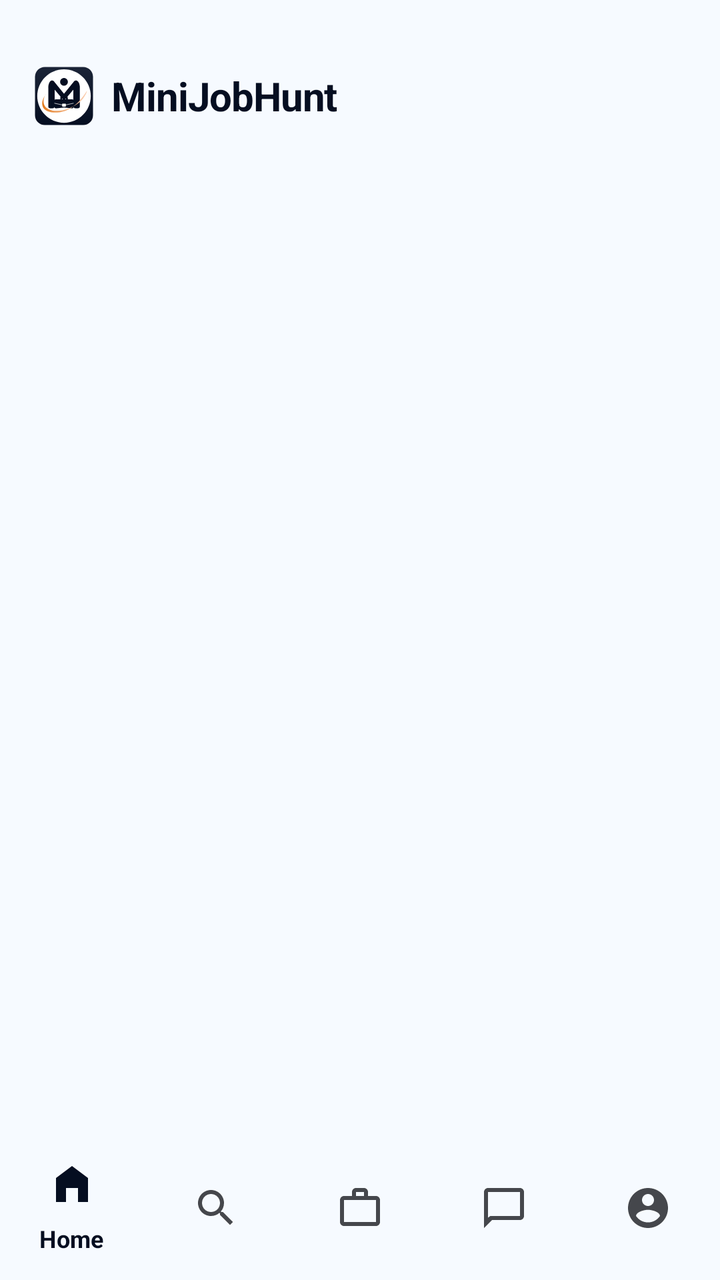
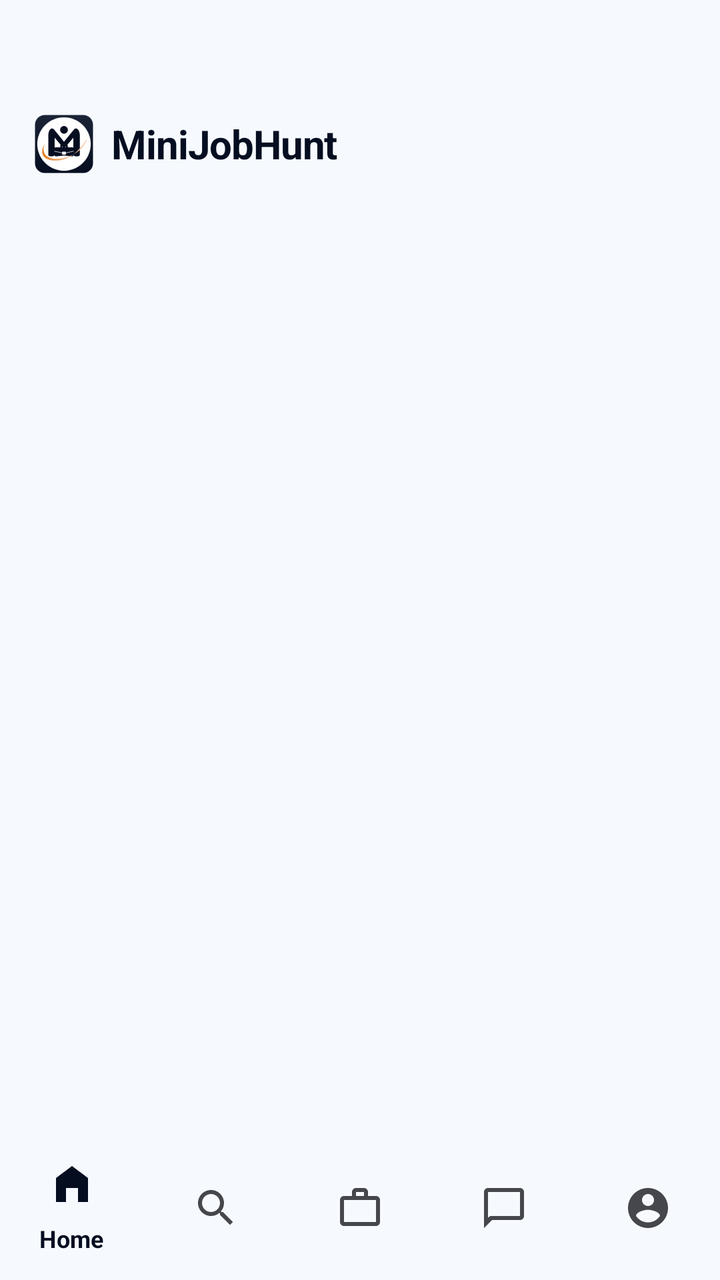

An Android layout rendered at two revisions. The XML below is the earlier revision; the diff shows what the commit changed to produce the second picture.
<!-- AndroidManifest.xml: application theme Theme.MiniJobHunt -->
<!-- res/layout/activity_main2.xml -->
<?xml version="1.0" encoding="utf-8"?>
<LinearLayout
    xmlns:android="http://schemas.android.com/apk/res/android"
    xmlns:app="http://schemas.android.com/apk/res-auto"
    android:layout_width="match_parent"
    android:layout_height="match_parent"
    android:orientation="vertical"
    android:background="@color/background">

    <androidx.appcompat.widget.Toolbar
        android:id="@+id/toolbar"
        android:layout_width="match_parent"
        android:layout_height="wrap_content"
        android:minHeight="?attr/actionBarSize"
        android:paddingTop="32dp"
        android:background="@color/surface"
        android:elevation="4dp"
        app:contentInsetStart="0dp">

        <LinearLayout
            android:layout_width="wrap_content"
            android:layout_height="wrap_content"
            android:gravity="center_vertical"
            android:paddingHorizontal="16dp"
            android:orientation="horizontal">

            <ImageView
                android:layout_width="32dp"
                android:layout_height="32dp"
                android:src="@drawable/ic_mainlogo"
                android:contentDescription="MiniJobHunt Logo" />

            <TextView
                android:layout_width="wrap_content"
                android:layout_height="wrap_content"
                android:layout_marginStart="8dp"
                android:text="MiniJobHunt"
                android:textColor="@color/primary"
                android:textSize="20sp"
                android:textStyle="bold"
                android:letterSpacing="-0.02" />
        </LinearLayout>

    </androidx.appcompat.widget.Toolbar>

    <FrameLayout
        android:id="@+id/fragment_container"
        android:layout_width="match_parent"
        android:layout_height="0dp"
        android:layout_weight="1"/>

    <com.google.android.material.bottomnavigation.BottomNavigationView
        android:id="@+id/bottomNav"
        android:layout_width="match_parent"
        android:layout_height="72dp"
        android:background="@color/surface"
        app:itemIconTint="@color/nav_item_color"
        app:itemTextColor="@color/nav_item_color"
        app:itemRippleColor="@color/primary_light"
        app:menu="@menu/bottom_menu2"/>

</LinearLayout>
<!-- resources referenced by this layout -->
<resources>
  <color name="background">#f6faff</color>
  <color name="primary">#050e21</color>
  <color name="primary_light">#d9e2fc</color>
  <color name="surface">#f6faff</color>
  <!-- drawable ic_mainlogo: vector/xml drawable (drawable, 3696 chars, omitted) -->
  <style name="Theme.MiniJobHunt" parent="Base.Theme.MiniJobHunt" />
  <style name="Base.Theme.MiniJobHunt" parent="Theme.Material3.DayNight.NoActionBar">
          <item name="colorPrimary">@color/primary</item>
          <item name="colorOnPrimary">@color/white</item>
          <item name="colorPrimaryContainer">@color/primary_container</item>
          <item name="colorOnPrimaryContainer">@color/on_primary_container</item>
  
          <item name="colorSecondary">@color/secondary</item>
          <item name="colorOnSecondary">@color/white</item>
  
          <item name="android:windowBackground">@color/background</item>
          <item name="android:statusBarColor">@color/background</item>
          <item name="android:windowLightStatusBar">true</item>
  
          
          <item name="textAppearanceHeadlineLarge">@style/AppText.HeadlineLarge</item>
          <item name="textAppearanceTitleMedium">@style/AppText.TitleMedium</item>
          <item name="textAppearanceBodyLarge">@style/AppText.BodyLarge</item>
          <item name="textAppearanceLabelMedium">@style/AppText.LabelMedium</item>
      </style>
  <color name="white">#FFFFFF</color>
  <color name="primary_container">#1b2437</color>
  <color name="on_primary_container">#828ba2</color>
  <color name="secondary">#5c5f60</color>
  <style name="AppText.HeadlineLarge">
          <item name="android:textSize">24sp</item>
          <item name="android:textStyle">bold</item>
          <item name="android:textColor">@color/text_primary</item>
          <item name="android:letterSpacing">-0.02</item>
      </style>
  <style name="AppText.TitleMedium">
          <item name="android:textSize">18sp</item>
          <item name="android:textStyle">bold</item>
          <item name="android:textColor">@color/text_primary</item>
      </style>
  <style name="AppText.BodyLarge">
          <item name="android:textSize">16sp</item>
          <item name="android:textColor">@color/text_secondary</item>
      </style>
  <style name="AppText.LabelMedium">
          <item name="android:textSize">12sp</item>
          <item name="android:textStyle">bold</item>
          <item name="android:textColor">@color/text_muted</item>
          <item name="android:letterSpacing">0.01</item>
      </style>
  <color name="text_primary">#141d23</color>
  <color name="text_secondary">#45474c</color>
  <color name="text_muted">#76777d</color>
</resources>

<!-- the commit's change to res/layout/activity_main2.xml (unified diff, before → after) -->
@@ -10,36 +10,54 @@
     <androidx.appcompat.widget.Toolbar
         android:id="@+id/toolbar"
         android:layout_width="match_parent"
-        android:layout_height="wrap_content"
-        android:minHeight="?attr/actionBarSize"
-        android:paddingTop="32dp"
+        android:layout_height="100dp"
         android:background="@color/surface"
         android:elevation="4dp"
         app:contentInsetStart="0dp">
 
-        <LinearLayout
-            android:layout_width="wrap_content"
-            android:layout_height="wrap_content"
-            android:gravity="center_vertical"
-            android:paddingHorizontal="16dp"
-            android:orientation="horizontal">
+        <RelativeLayout
+            android:layout_width="match_parent"
+            android:layout_height="match_parent">
 
-            <ImageView
-                android:layout_width="32dp"
-                android:layout_height="32dp"
-                android:src="@drawable/ic_mainlogo"
-                android:contentDescription="MiniJobHunt Logo" />
+            <LinearLayout
+                android:id="@+id/branding_layout"
+                android:layout_width="wrap_content"
+                android:layout_height="wrap_content"
+                android:layout_alignParentBottom="true"
+                android:layout_marginBottom="12dp"
+                android:gravity="center_vertical"
+                android:paddingHorizontal="16dp"
+                android:orientation="horizontal">
+
+                <ImageView
+                    android:layout_width="32dp"
+                    android:layout_height="32dp"
+                    android:src="@drawable/ic_mainlogo"
+                    android:contentDescription="MiniJobHunt Logo" />
+
+                <TextView
+                    android:layout_width="wrap_content"
+                    android:layout_height="wrap_content"
+                    android:layout_marginStart="8dp"
+                    android:text="MiniJobHunt"
+                    android:textColor="@color/primary"
+                    android:textSize="20sp"
+                    android:textStyle="bold"
+                    android:letterSpacing="-0.02" />
+            </LinearLayout>
 
             <TextView
+                android:id="@+id/toolbar_title"
                 android:layout_width="wrap_content"
                 android:layout_height="wrap_content"
-                android:layout_marginStart="8dp"
-                android:text="MiniJobHunt"
-                android:textColor="@color/primary"
-                android:textSize="20sp"
+                android:layout_alignParentBottom="true"
+                android:layout_marginBottom="16dp"
+                android:textColor="@color/text_primary"
+                android:textSize="18sp"
                 android:textStyle="bold"
-                android:letterSpacing="-0.02" />
-        </LinearLayout>
+                android:visibility="gone"
+                android:layout_marginStart="16dp"/>
+        </RelativeLayout>
 
     </androidx.appcompat.widget.Toolbar>
 
